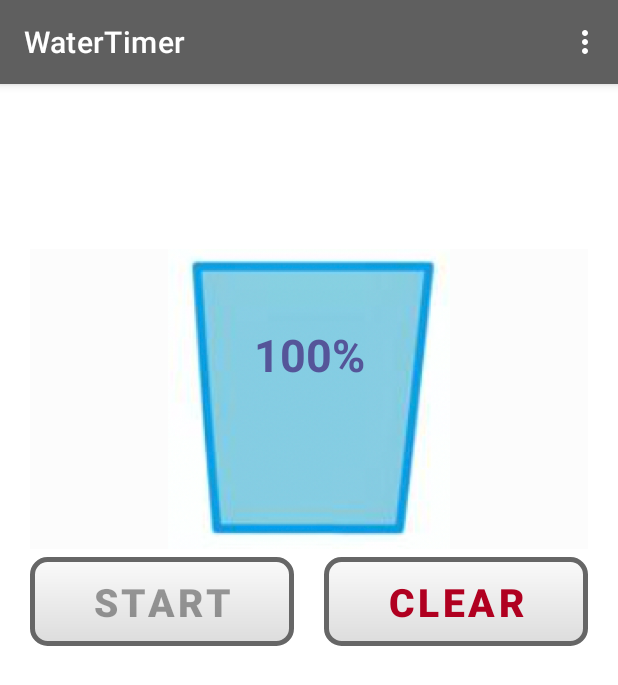
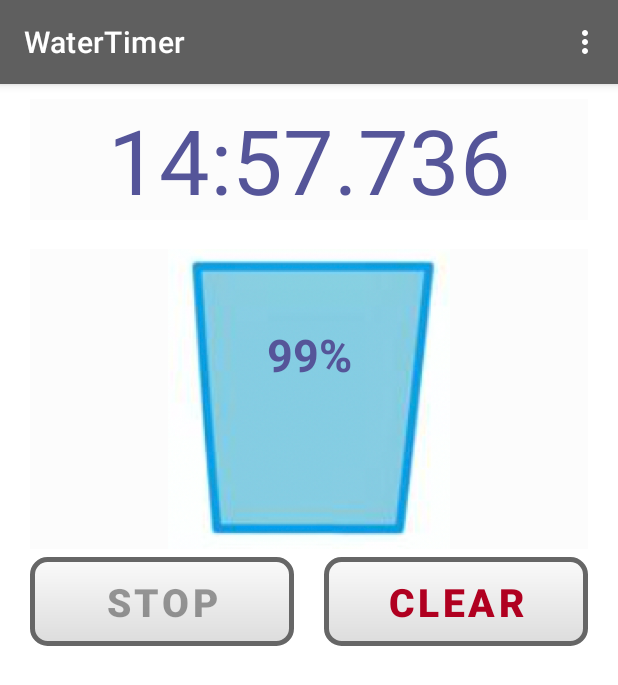
Before and after one commit to tfs-apps-one/WaterTimer, an Android app: the screen it shows after launch (MainActivity), after a tap on "START", on a phone screen of 412 x 824 dp. Shown: the top 685 px of the screen. Run offline under Robolectric (Android 15) with nearby library versions, the phone set to English and light mode, and no system bars.

Commit message:
全体デザインUIの設計

```diff
--- a/app/src/main/java/tfsapps/watertimer/MainActivity.java
+++ b/app/src/main/java/tfsapps/watertimer/MainActivity.java
@@ -4,16 +4,26 @@ import androidx.appcompat.app.AppCompatActivity;
 
 import android.content.Intent;
 import android.content.SharedPreferences;
+import android.media.Image;
 import android.os.Bundle;
+import android.os.CountDownTimer;
 import android.preference.PreferenceManager;
 import android.util.Log;
 import android.view.Menu;
 import android.view.MenuItem;
 import android.view.View;
 import android.widget.Button;
+import android.os.CountDownTimer;
+import android.widget.ImageView;
+import android.widget.TextView;
+
+import java.text.SimpleDateFormat;
+import java.util.Locale;
+
 
 public class MainActivity extends AppCompatActivity {
 
+    //
     private boolean auto_restart = false;
     private int timer_count = 15;
     private int interval_time = 5;
@@ -21,13 +31,78 @@ public class MainActivity extends AppCompatActivity {
     private boolean notice_alarm = true;
     private boolean notice_vibration = false;
 
+    //ステータス
     private boolean isActive = false;
     private boolean isPause = false;
+
+    //  国設定
+    private Locale _local;
+    private String _language;
+    private String _country;
+
+
+    //タイマー値
+    final long MIN_1 = 60000;
+    final long MAX_45 = 45 * 60000;
+    final long INTERVAL = 10;
+    private CountDown countDown;
+    private TextView timerText;
+    private SimpleDateFormat dataFormat = new SimpleDateFormat("mm:ss.SS", Locale.US);
+//    private SimpleDateFormat dataFormat = new SimpleDateFormat("mm:ss", Locale.US);
+
+    private long now_countNumber = 0;           //現在のタイマー値（カウントダウン中の値）
+    private long countNumber = 0;
+    private long org_countNumber = 0;
+
 
     @Override
     protected void onCreate(Bundle savedInstanceState) {
         super.onCreate(savedInstanceState);
         setContentView(R.layout.activity_main);
+
+        //  国設定
+        _local = Locale.getDefault();
+        _language = _local.getLanguage();
+        _country = _local.getCountry();
+
+        /* 初期化処理 */
+        timerText = findViewById(R.id.timer);
+        timerText.setText(dataFormat.format(0));
+        screenDisplay();
+    }
+
+    public void screenDisplayStatus(){
+        ImageView img_cup = (ImageView) findViewById(R.id.image_status);
+        TextView txt_cup = (TextView) findViewById(R.id.text_status);
+
+        int temp = 0;
+
+        if (now_countNumber == 0 || (isActive == false && isPause == false)) {
+            txt_cup.setText("100%");
+            img_cup.setImageResource(R.drawable.per100);
+        }
+        else {
+            temp = (int)((now_countNumber * 100) / org_countNumber);
+//            temp = (now_countNumber / countNumber) * 100;
+            txt_cup.setText("" + temp + "%");
+
+            if (temp > 75){
+                img_cup.setImageResource(R.drawable.per100);
+            }
+            else if (temp > 50){
+                img_cup.setImageResource(R.drawable.per075);
+            }
+            else if (temp > 25){
+                img_cup.setImageResource(R.drawable.per050);
+            }
+            else if (temp > 0){
+                img_cup.setImageResource(R.drawable.per025);
+            }
+            else{
+                img_cup.setImageResource(R.drawable.per000);
+            }
+        }
+
     }
 
     public void screenDisplay(){
@@ -35,9 +110,11 @@ public class MainActivity extends AppCompatActivity {
         Button btn_clear = (Button) findViewById(R.id.btn_clear);
         String mess = "";
 
+        screenDisplayStatus();
+
         if (isActive == true) {
-            if (isPause == true){    mess += "STOP";    }
-            else                {    mess += "START";   }
+            if (isPause == false)   {    mess += "STOP";    }
+            else                    {    mess += "START";   }
             btn_start.setText(mess);
 
             btn_start.setBackgroundTintList(null);
@@ -49,6 +126,8 @@ public class MainActivity extends AppCompatActivity {
             btn_clear.setBackgroundResource(R.drawable.btn_round2);
         }
         else{
+            timerText.setText(dataFormat.format(countNumber));
+
             btn_start.setBackgroundTintList(null);
             mess += "START";
             btn_start.setText(mess);
@@ -61,22 +140,58 @@ public class MainActivity extends AppCompatActivity {
         }
     }
 
-    public void onStart(View v){
-        if(isActive == false){
-            isActive = true;
-            isPause = false;
+    public void onStart(View v) throws InterruptedException {
+        if (isActive == false ) {
+            if (countNumber > 0) {
+                if (countDown != null){
+                    countDown.cancel();
+                    countDown = null;
+                }
+                // タイマー関連（インスタンス生成）
+                org_countNumber = countNumber;
+                countDown = new CountDown(countNumber, INTERVAL);
+                countDown.start();
+                isActive = true;
+                isPause = false;
+            }
+            screenDisplay();
         }
         else{
-            isPause = true;
+            /* タイマー途中 */
+            if (now_countNumber > 0){
+                if (isPause == true) {
+                    if (countDown != null){
+                        countDown.cancel();
+                        countDown = null;
+                    }
+                    countNumber = now_countNumber;
+                    countDown = new CountDown(countNumber, INTERVAL);
+                    countDown.start();
+                    isActive = true;
+                    isPause = false;
+                }
+                else{
+                    if (countDown != null){
+                        countDown.cancel();
+                    }
+                    isPause = true;
+                }
+                screenDisplay();
+            }
+            //エラー表示が親切
         }
-
-        screenDisplay();
-
     }
     public void onClear(View v){
+        if (isActive == true){
+//            DeviceOff();
+        }
+        countNumber = (timer_count * MIN_1);
+        if (countDown != null){
+            countDown.cancel();
+        }
         isActive = false;
         isPause = false;
-
+        timerText.setText(dataFormat.format(0));
         screenDisplay();
     }
 
@@ -125,6 +240,11 @@ public class MainActivity extends AppCompatActivity {
         notice_alarm = sharedPreferences.getBoolean("notice_alarm", true);
         notice_vibration = sharedPreferences.getBoolean("notice_vibration", false);
 
+        countNumber = (timer_count * MIN_1);
+        if (countNumber > MAX_45){
+            countNumber = MAX_45;
+        }
+
         /*
         //  アラーム種類が変更？
         if (bgm_name != bgm_str) {
@@ -159,6 +279,52 @@ public class MainActivity extends AppCompatActivity {
 
         screenDisplay();
     }
+
+
+    /*
+    カウントダウン処理
+ */
+    class CountDown extends CountDownTimer {
+        private long nowcount;
+
+        CountDown(long millisInFuture, long countDownInterval) {
+            super(millisInFuture, countDownInterval);
+            nowcount = millisInFuture;
+        }
+        @Override
+        public void onFinish() {
+            // 完了
+            //テキスト
+            timerText.setText(dataFormat.format(0));
+            now_countNumber = 0;
+//            DeviceOn();
+        }
+        public void onPause1(){
+            onPause();
+        }
+        public void onResume1(){
+            onResume1();
+        }
+        public void onRestart(){
+            onRestart();
+        }
+        // インターバルで呼ばれる
+        @Override
+        public void onTick(long millisUntilFinished) {
+            now_countNumber = millisUntilFinished;
+            // 残り時間を分、秒、ミリ秒に分割
+            long mm = millisUntilFinished / 1000 / 60;
+            long ss = millisUntilFinished / 1000 % 60;
+            long ms = (millisUntilFinished - ss * 1000 - mm * 1000 * 60)/10;
+//            timerText.setText(String.format("%1$02d:%2$02d.%2$02d", mm, ss, ms));
+            timerText.setText(String.format("%2d:%2$02d.%2$02d", mm, ss, ms));
+//            timerText.setText(String.format("%1$02d:%2$02d", mm, ss));
+            timerText.setText(dataFormat.format(millisUntilFinished));
+
+            screenDisplayStatus();
+        }
+    }
+
 
 
     @Override
--- a/app/src/main/res/layout/content_main.xml
+++ b/app/src/main/res/layout/content_main.xml
@@ -14,17 +14,15 @@
     <TextView
         android:id="@+id/timer"
         android:layout_width="match_parent"
-        android:layout_height="match_parent"
-        android:layout_above="@+id/image_status"
+        android:layout_height="wrap_content"
         android:layout_marginStart="10dp"
-        android:layout_marginTop="60dp"
+        android:layout_marginTop="0dp"
         android:layout_marginEnd="10dp"
         android:background="@color/cardview_shadow_end_color"
         android:textColor="#555599"
+        android:textAlignment="center"
         android:textSize="60dp"
-        app:layout_constraintEnd_toEndOf="parent"
-        app:layout_constraintStart_toStartOf="parent"
-        app:layout_constraintTop_toTopOf="parent" />
+        app:layout_constraintTop_toBottomOf="parent" />
 
     <ImageView
         android:id="@+id/image_status"
--- a/app/src/main/res/values/strings.xml
+++ b/app/src/main/res/values/strings.xml
@@ -11,11 +11,11 @@
 
     <string name="timer_count_title">Timer Setting (min)</string>
     <string name="timer_count_summary">Set a Timer (recommended 15-20 min)</string>
-    <string name="timer_count_dialog">Timer Input</string>
+    <string name="timer_count_dialog">Timer Input (max 45 min)</string>
 
     <string name="interval_title">Interval Time Setting (min)</string>
     <string name="interval_summary">Set a Interval Time</string>
-    <string name="interval_dialog">Interval Time Input</string>
+    <string name="interval_dialog">Interval Time Input (max 45 min)</string>
 
     <string name="notice_light_title">Setting Light</string>
     <string name="notice_light_summary">When the time is up Turn on the light.</string>
```
Also changed, not shown: 1 other file.
